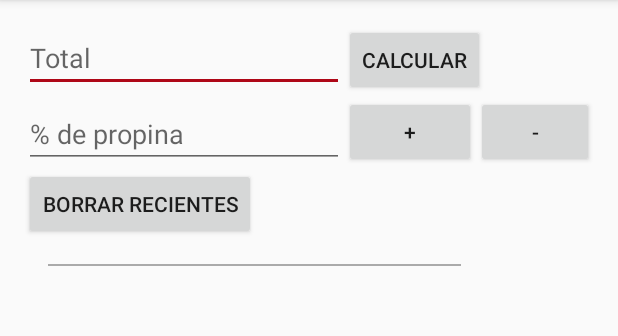
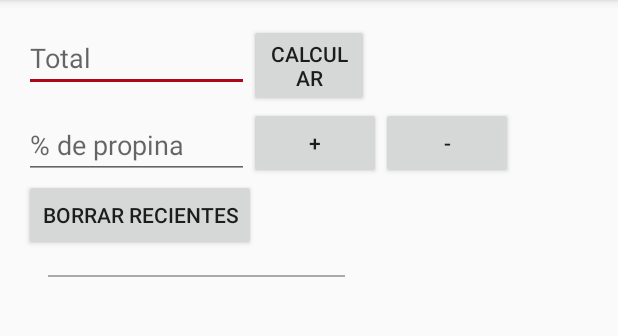
Before and after one commit to Pablo9092/TipCalc, an Android app: the screen it shows after launch (MainActivity), on a phone screen of 412 x 824 dp, the part 84-420 px from its top. Run offline under Robolectric (Android 15) with nearby library versions, the phone set to English and light mode, and no system bars; our stand-ins replace ButterKnife; 1 statement that could not run was skipped.

```diff
--- a/app/src/main/res/layout/content_tip.xml
+++ b/app/src/main/res/layout/content_tip.xml
@@ -6,7 +6,7 @@
 
 
     <EditText
-        android:layout_width="wrap_content"
+        android:layout_width="150dp"
         android:layout_height="wrap_content"
         android:inputType="numberDecimal"
         android:hint="@string/main.hint.bill"
@@ -17,7 +17,7 @@
         android:layout_alignParentStart="true" />
 
     <Button
-        android:layout_width="wrap_content"
+        android:layout_width="80dp"
         android:layout_height="wrap_content"
         android:text="@string/main.button.submit"
         android:id="@+id/btnSubmit"
```
